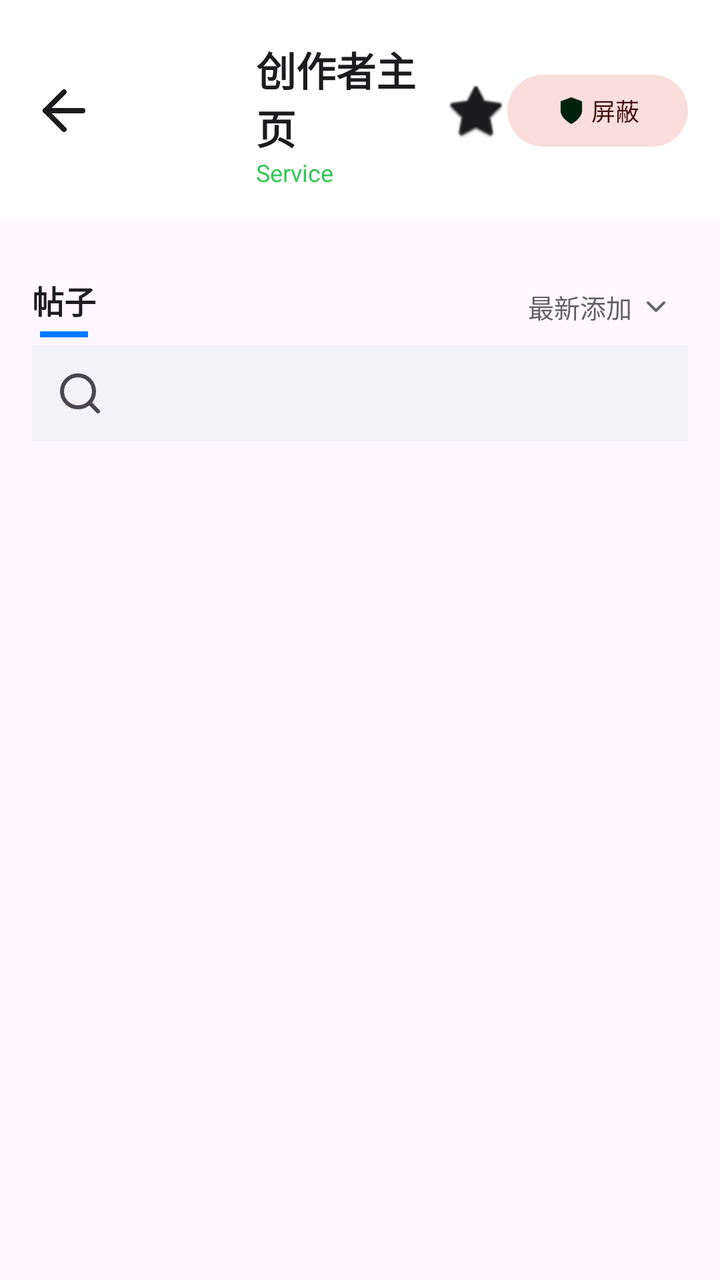
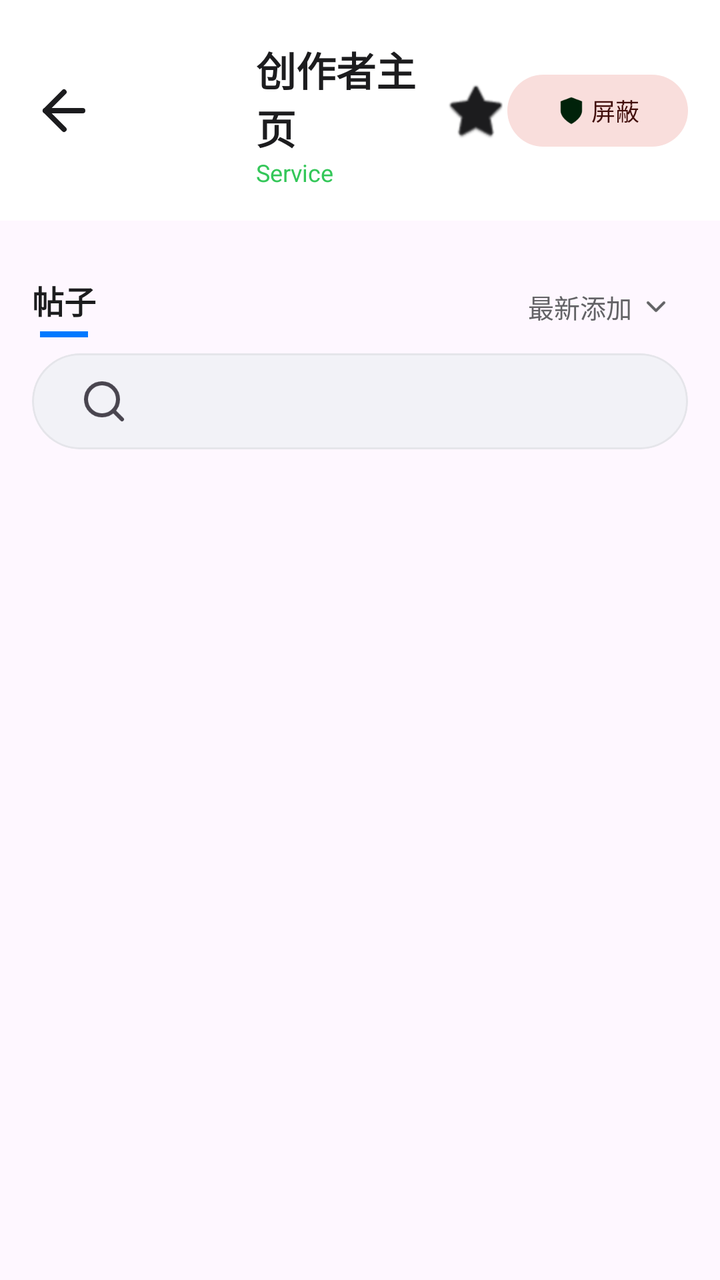

The first picture is an Android layout as it rendered before a commit; the second is the same layout after the commit. The layout source and the unified diff follow.
<!-- AndroidManifest.xml: application theme Theme.Pawchive -->
<!-- res/layout/fragment_creator_profile.xml -->
<?xml version="1.0" encoding="utf-8"?>
<androidx.constraintlayout.widget.ConstraintLayout xmlns:android="http://schemas.android.com/apk/res/android"
    xmlns:app="http://schemas.android.com/apk/res-auto"
    xmlns:tools="http://schemas.android.com/tools"
    android:layout_width="match_parent"
    android:layout_height="match_parent"
    android:background="?android:attr/colorBackground">

    
    <androidx.core.widget.NestedScrollView
        android:layout_width="match_parent"
        android:layout_height="match_parent">

        <LinearLayout
            android:layout_width="match_parent"
            android:layout_height="wrap_content"
            android:orientation="vertical">

            
            <androidx.constraintlayout.widget.ConstraintLayout
                android:id="@+id/header_layout"
                android:layout_width="match_parent"
                android:layout_height="wrap_content"
                android:background="?attr/colorSurface"
                android:padding="16dp">

                <ImageView
                    android:id="@+id/btn_back"
                    android:layout_width="32dp"
                    android:layout_height="32dp"
                    android:src="@drawable/ic_arrow_back"
                    android:contentDescription="@string/back"
                    app:tint="?attr/colorOnSurface"
                    app:layout_constraintStart_toStartOf="parent"
                    app:layout_constraintTop_toTopOf="parent"
                    app:layout_constraintBottom_toBottomOf="parent" />

                <com.google.android.material.imageview.ShapeableImageView
                    android:id="@+id/iv_creator_avatar"
                    android:layout_width="56dp"
                    android:layout_height="56dp"
                    android:scaleType="centerCrop"
                    android:layout_marginStart="12dp"
                    app:shapeAppearanceOverlay="@style/ShapeAppearance.Pawchive.Thumbnail"
                    app:layout_constraintStart_toEndOf="@+id/btn_back"
                    app:layout_constraintTop_toTopOf="parent"
                    app:layout_constraintBottom_toBottomOf="parent" />

                <TextView
                    android:id="@+id/tv_creator_title"
                    android:layout_width="0dp"
                    android:layout_height="wrap_content"
                    android:layout_marginStart="12dp"
                    android:textColor="?attr/colorOnSurface"
                    android:textSize="20sp"
                    android:textStyle="bold"
                    android:text="@string/creator_profile"
                    app:layout_constraintEnd_toStartOf="@+id/btn_creator_bookmark"
                    app:layout_constraintStart_toEndOf="@+id/iv_creator_avatar"
                    app:layout_constraintTop_toTopOf="parent"
                    android:layout_marginTop="4dp" />

                <TextView
                    android:id="@+id/tv_creator_service"
                    android:layout_width="wrap_content"
                    android:layout_height="wrap_content"
                    android:textColor="?attr/colorSecondary"
                    android:textSize="12sp"
                    android:text="Service"
                    app:layout_constraintStart_toStartOf="@+id/tv_creator_title"
                    app:layout_constraintTop_toBottomOf="@+id/tv_creator_title" />

                <ImageView
                    android:id="@+id/btn_creator_bookmark"
                    android:layout_width="32dp"
                    android:layout_height="32dp"
                    android:src="@android:drawable/btn_star_big_off"
                    android:contentDescription="@string/bookmark_creator_description"
                    app:tint="?attr/colorOnSurface"
                    app:layout_constraintEnd_toStartOf="@+id/btn_block_creator"
                    app:layout_constraintTop_toTopOf="parent"
                    app:layout_constraintBottom_toBottomOf="parent" />

                <com.google.android.material.button.MaterialButton
                    android:id="@+id/btn_block_creator"
                    style="@style/Widget.Material3.Button.TonalButton"
                    android:layout_width="wrap_content"
                    android:layout_height="36dp"
                    android:text="@string/block_creator"
                    android:textSize="12sp"
                    android:minWidth="0dp"
                    android:insetTop="0dp"
                    android:insetBottom="0dp"
                    app:icon="@drawable/ic_shield"
                    app:iconGravity="textStart"
                    app:iconSize="16dp"
                    app:iconPadding="2dp"
                    app:backgroundTint="?attr/colorErrorContainer"
                    android:textColor="?attr/colorOnErrorContainer"
                    app:layout_constraintEnd_toEndOf="parent"
                    app:layout_constraintTop_toTopOf="parent"
                    app:layout_constraintBottom_toBottomOf="parent" />

            </androidx.constraintlayout.widget.ConstraintLayout>

            
            <LinearLayout
                android:id="@+id/layout_announcements_header"
                android:layout_width="match_parent"
                android:layout_height="wrap_content"
                android:orientation="horizontal"
                android:gravity="center_vertical"
                android:paddingHorizontal="16dp"
                android:paddingTop="16dp"
                android:paddingBottom="4dp"
                android:clickable="true"
                android:focusable="true"
                android:background="?attr/selectableItemBackground"
                android:visibility="gone">

                <TextView
                    android:id="@+id/tv_announcements_header"
                    android:layout_width="0dp"
                    android:layout_height="wrap_content"
                    android:layout_weight="1"
                    android:textColor="?attr/colorPrimary"
                    android:textSize="16sp"
                    android:textStyle="bold"
                    android:text="@string/announcements" />

                <ImageView
                    android:id="@+id/ic_announcements_chevron"
                    android:layout_width="24dp"
                    android:layout_height="24dp"
                    android:src="@drawable/ic_chevron_up"
                    app:tint="?attr/colorOnSurfaceVariant"
                    android:contentDescription="@string/collapse" />
            </LinearLayout>

            <LinearLayout
                android:id="@+id/layout_announcements"
                android:layout_width="match_parent"
                android:layout_height="wrap_content"
                android:orientation="vertical"
                android:paddingHorizontal="16dp"
                android:paddingTop="4dp" />

            
            <TextView
                android:id="@+id/tv_links_header"
                android:layout_width="match_parent"
                android:layout_height="wrap_content"
                android:paddingHorizontal="16dp"
                android:paddingTop="16dp"
                android:textColor="?attr/colorPrimary"
                android:textSize="16sp"
                android:textStyle="bold"
                android:text="@string/linked_accounts"
                android:visibility="gone" />

            <LinearLayout
                android:id="@+id/layout_links"
                android:layout_width="match_parent"
                android:layout_height="wrap_content"
                android:orientation="vertical"
                android:paddingHorizontal="16dp"
                android:paddingTop="8dp" />

            
            <LinearLayout
                android:layout_width="match_parent"
                android:layout_height="wrap_content"
                android:orientation="horizontal"
                android:gravity="center_vertical"
                android:paddingHorizontal="16dp"
                android:paddingTop="16dp">

                
                <LinearLayout
                    android:layout_width="wrap_content"
                    android:layout_height="wrap_content"
                    android:orientation="vertical"
                    android:gravity="center_horizontal">

                    <TextView
                        android:layout_width="wrap_content"
                        android:layout_height="wrap_content"
                        android:textColor="?attr/colorOnSurface"
                        android:textSize="16sp"
                        android:textStyle="bold"
                        android:text="@string/posts" />

                    <View
                        android:layout_width="24dp"
                        android:layout_height="3dp"
                        android:layout_marginTop="4dp"
                        android:background="?attr/colorPrimary" />
                </LinearLayout>

                <View
                    android:layout_width="0dp"
                    android:layout_height="0dp"
                    android:layout_weight="1" />

                
                <TextView
                    android:id="@+id/btn_sort"
                    android:layout_width="wrap_content"
                    android:layout_height="wrap_content"
                    android:gravity="center_vertical"
                    android:paddingHorizontal="8dp"
                    android:paddingVertical="4dp"
                    android:text="@string/sort_newest_added"
                    android:textColor="?attr/colorOnSurfaceVariant"
                    android:textSize="13sp"
                    android:background="?attr/selectableItemBackground"
                    android:clickable="true"
                    android:focusable="true"
                    app:drawableEndCompat="@drawable/ic_chevron_down"
                    app:drawableTint="?attr/colorOnSurfaceVariant"
                    android:drawablePadding="4dp" />
            </LinearLayout>

            
            <androidx.appcompat.widget.SearchView
                android:id="@+id/search_view_creator"
                android:layout_width="match_parent"
                android:layout_height="wrap_content"
                android:layout_marginHorizontal="16dp"
                android:layout_marginTop="4dp"
                android:iconifiedByDefault="false"
                android:focusable="true"
                android:focusableInTouchMode="true"
                android:queryHint="@string/search_creator_posts"
                android:background="?attr/colorSurfaceVariant"
                app:queryBackground="@android:color/transparent"
                app:closeIcon="@drawable/ic_close"
                app:searchIcon="@drawable/ic_search_outline" />

            <androidx.recyclerview.widget.RecyclerView
                android:id="@+id/rv_creator_posts"
                android:layout_width="match_parent"
                android:layout_height="wrap_content"
                android:clipToPadding="false"
                android:padding="8dp"
                android:nestedScrollingEnabled="false" />

            
            <com.google.android.material.button.MaterialButton
                android:id="@+id/btn_load_more"
                android:layout_width="match_parent"
                android:layout_height="wrap_content"
                android:layout_marginHorizontal="16dp"
                android:layout_marginVertical="8dp"
                android:text="@string/load_more"
                android:visibility="gone"
                app:cornerRadius="12dp" />

        </LinearLayout>
    </androidx.core.widget.NestedScrollView>

    <ProgressBar
        android:id="@+id/progress_bar"
        android:layout_width="wrap_content"
        android:layout_height="wrap_content"
        android:visibility="gone"
        app:layout_constraintBottom_toBottomOf="parent"
        app:layout_constraintEnd_toEndOf="parent"
        app:layout_constraintStart_toStartOf="parent"
        app:layout_constraintTop_toTopOf="parent" />

</androidx.constraintlayout.widget.ConstraintLayout>
<!-- resources referenced by this layout -->
<resources>
  <!-- drawable ic_chevron_down (drawable) -->
  <?xml version="1.0" encoding="utf-8"?>
  <vector xmlns:android="http://schemas.android.com/apk/res/android"
      android:width="16dp"
      android:height="16dp"
      android:viewportWidth="24"
      android:viewportHeight="24">
      <path
          android:fillColor="@android:color/transparent"
          android:strokeColor="?attr/colorControlNormal"
          android:strokeWidth="2"
          android:strokeLineCap="round"
          android:strokeLineJoin="round"
          android:pathData="m6 9 6 6 6-6" />
  </vector>
  <!-- drawable ic_chevron_up (drawable) -->
  <?xml version="1.0" encoding="utf-8"?>
  <vector xmlns:android="http://schemas.android.com/apk/res/android"
      android:width="16dp"
      android:height="16dp"
      android:viewportWidth="24"
      android:viewportHeight="24">
      <path
          android:fillColor="@android:color/transparent"
          android:strokeColor="?attr/colorControlNormal"
          android:strokeWidth="2"
          android:strokeLineCap="round"
          android:strokeLineJoin="round"
          android:pathData="m6 15 6-6 6 6" />
  </vector>
  <!-- drawable ic_close (drawable) -->
  <?xml version="1.0" encoding="utf-8"?>
  <vector xmlns:android="http://schemas.android.com/apk/res/android"
      android:width="24dp"
      android:height="24dp"
      android:viewportWidth="24"
      android:viewportHeight="24">
      <path
          android:fillColor="@android:color/transparent"
          android:strokeColor="?attr/colorControlNormal"
          android:strokeWidth="2"
          android:strokeLineCap="round"
          android:strokeLineJoin="round"
          android:pathData="m18 6-12 12" />
      <path
          android:fillColor="@android:color/transparent"
          android:strokeColor="?attr/colorControlNormal"
          android:strokeWidth="2"
          android:strokeLineCap="round"
          android:strokeLineJoin="round"
          android:pathData="m6 6 12 12" />
  </vector>
  <!-- drawable ic_shield (drawable) -->
  <vector xmlns:android="http://schemas.android.com/apk/res/android"
      android:width="24dp"
      android:height="24dp"
      android:viewportWidth="24"
      android:viewportHeight="24">
      <path
          android:fillColor="#000000"
          android:pathData="M12,22s8,-4 8,-10V5l-8,-3 -8,3v7c0,6 8,10 8,10z" />
  </vector>
  <string name="announcements">公告</string>
  <string name="back">返回</string>
  <string name="block_creator">屏蔽</string>
  <string name="bookmark_creator_description">收藏此创作者</string>
  <string name="collapse">折叠</string>
  <string name="creator_profile">创作者主页</string>
  <string name="linked_accounts">关联账号</string>
  <string name="load_more">加载更多</string>
  <string name="posts">帖子</string>
  <string name="search_creator_posts">搜索此作者的帖子...</string>
  <string name="sort_newest_added">最新添加</string>
  <style name="ShapeAppearance.Pawchive.Thumbnail" parent="">
          <item name="cornerFamily">rounded</item>
          <item name="cornerSize">10dp</item>
      </style>
  <color name="white">#FFFFFFFF</color>
  <color name="card_light">#FFFFFF</color>
  <color name="text_primary_light">#1C1C1E</color>
  <color name="bg_light">#F2F2F7</color>
  <color name="text_secondary_light">#636366</color>
  <color name="divider_light">#E5E5EA</color>
  <color name="text_muted_light">#8E8E93</color>
  <color name="primary">#8A2BE2</color>
  <!-- unchanged entries left out for length: 3 -->
</resources>

<!-- the commit's change to res/layout/fragment_creator_profile.xml (unified diff, before → after) -->
@@ -222,20 +222,33 @@
             </LinearLayout>
 
             
-            <androidx.appcompat.widget.SearchView
-                android:id="@+id/search_view_creator"
+            <com.google.android.material.card.MaterialCardView
+                android:id="@+id/search_card_creator"
                 android:layout_width="match_parent"
                 android:layout_height="wrap_content"
                 android:layout_marginHorizontal="16dp"
-                android:layout_marginTop="4dp"
-                android:iconifiedByDefault="false"
-                android:focusable="true"
-                android:focusableInTouchMode="true"
-                android:queryHint="@string/search_creator_posts"
-                android:background="?attr/colorSurfaceVariant"
-                app:queryBackground="@android:color/transparent"
-                app:closeIcon="@drawable/ic_close"
-                app:searchIcon="@drawable/ic_search_outline" />
+                android:layout_marginTop="8dp"
+                app:cardCornerRadius="28dp"
+                app:cardElevation="0dp"
+                app:cardBackgroundColor="?attr/colorSurfaceVariant"
+                app:strokeWidth="1dp"
+                app:strokeColor="?attr/colorOutline">
+
+                <androidx.appcompat.widget.SearchView
+                    android:id="@+id/search_view_creator"
+                    android:layout_width="match_parent"
+                    android:layout_height="48dp"
+                    android:paddingStart="12dp"
+                    android:iconifiedByDefault="false"
+                    android:focusable="true"
+                    android:focusableInTouchMode="true"
+                    android:queryHint="@string/search_creator_posts"
+                    app:queryBackground="@android:color/transparent"
+                    app:closeIcon="@drawable/ic_close"
+                    app:searchIcon="@drawable/ic_search_outline"
+                    app:searchHintIcon="@null" />
+
+            </com.google.android.material.card.MaterialCardView>
 
             <androidx.recyclerview.widget.RecyclerView
                 android:id="@+id/rv_creator_posts"
